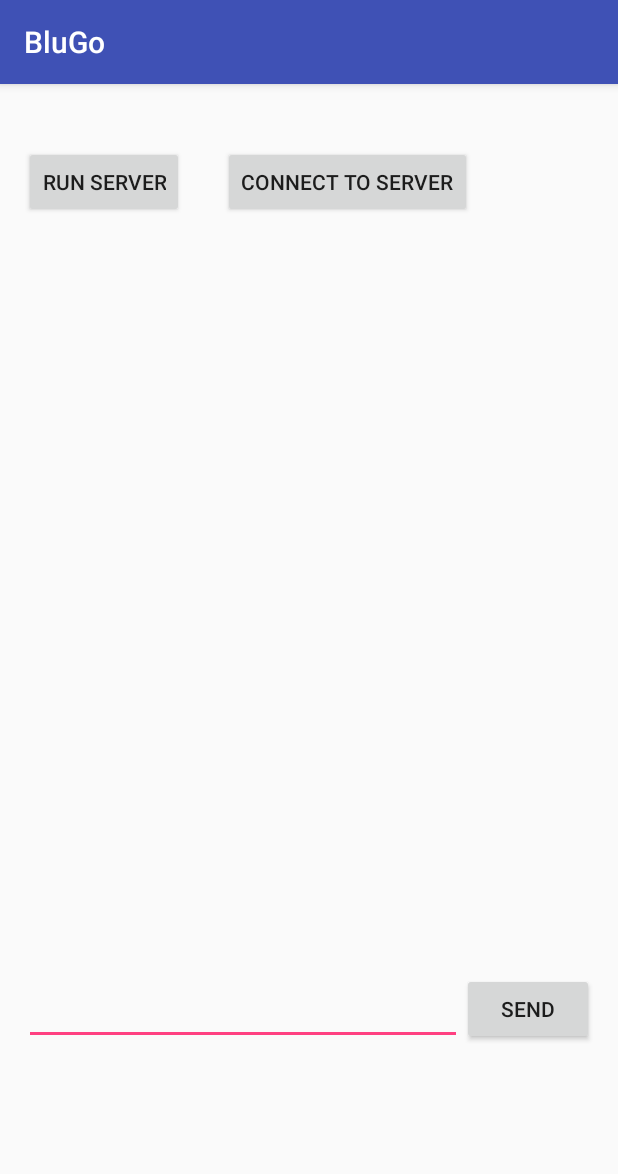
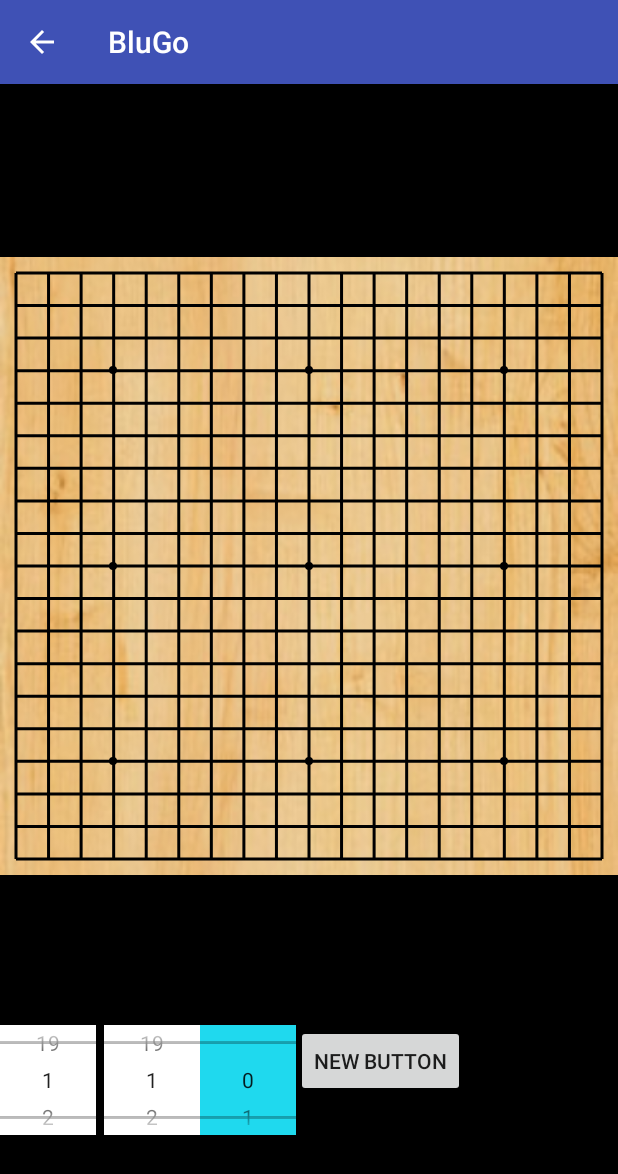
Before and after one commit to chykrkr/BluGo_Android, an Android app: the screen it shows after launch (MainActivity before the commit, GoBoardActivity after it), on a phone screen of 412 x 824 dp. Shown: the top 1174 px of the screen. Run offline under Robolectric (Android 15) with nearby library versions, the phone set to English and light mode, and no system bars.

Commit message:
Implemented basic Go board View.

```diff
--- /dev/null
+++ b/app/src/main/java/com/example/user/blugo/GoBoardActivity.java
@@ -0,0 +1,40 @@
+package com.example.user.blugo;
+
+import android.support.v7.app.AppCompatActivity;
+import android.os.Bundle;
+import android.view.View;
+import android.widget.NumberPicker;
+
+public class GoBoardActivity extends AppCompatActivity {
+    private NumberPicker np1, np2, np_color;
+    private GoBoardView gv;
+    @Override
+    protected void onCreate(Bundle savedInstanceState) {
+
+        super.onCreate(savedInstanceState);
+        setContentView(R.layout.activity_go_board);
+
+        np1 = (NumberPicker) findViewById(R.id.numberPicker);
+        np2 = (NumberPicker) findViewById(R.id.numberPicker2);
+        np_color = (NumberPicker) findViewById(R.id.num_color);
+
+        gv = (GoBoardView) findViewById(R.id.go_board_view);
+
+        np1.setMinValue(1);
+        np2.setMinValue(1);
+        np_color.setMinValue(GoBoardView.EMPTY);
+
+        np1.setMaxValue(gv.getBoardSize());
+        np2.setMaxValue(gv.getBoardSize());
+        np_color.setMaxValue(GoBoardView.WHITE_STONE);
+
+        gv.setFocusable(true);
+    }
+
+    public void aaaa(View view)
+    {
+        gv.setCurrent_turn(np_color.getValue());
+
+        gv.invalidate();
+    }
+}
--- /dev/null
+++ b/app/src/main/java/com/example/user/blugo/GoBoardView.java
@@ -0,0 +1,478 @@
+package com.example.user.blugo;
+
+import android.content.Context;
+import android.content.res.Resources;
+import android.content.res.TypedArray;
+import android.graphics.Canvas;
+import android.graphics.Color;
+import android.graphics.Paint;
+import android.graphics.Path;
+import android.graphics.Point;
+import android.graphics.drawable.Drawable;
+import android.graphics.drawable.ShapeDrawable;
+import android.graphics.drawable.shapes.OvalShape;
+import android.graphics.drawable.shapes.PathShape;
+import android.text.TextPaint;
+import android.util.AttributeSet;
+import android.util.Log;
+import android.view.MotionEvent;
+import android.view.View;
+
+import java.util.ArrayList;
+
+/**
+ * TODO: document your custom view class.
+ */
+public class GoBoardView extends View  {
+    private String mExampleString; // TODO: use a default from R.string...
+    private int mExampleColor = Color.RED; // TODO: use a default from R.color...
+    private float mExampleDimension = 0; // TODO: use a default from R.dimen...
+    private Drawable mExampleDrawable;
+
+    private TextPaint mTextPaint;
+    private float mTextWidth;
+    private float mTextHeight;
+
+    private int mBoardSize = 19;
+
+    public final static int EMPTY = 0;
+    public final static int BLACK_STONE = 1;
+    public final static int WHITE_STONE = 2;
+    private final static int OPAQUE_ALPHA = 255;
+    private final static int GHOST_ALPHA = 50;
+
+    private ArrayList<BoardPos> stone_pos = new ArrayList<BoardPos>();
+
+    private int current_turn = BLACK_STONE;
+    private Point ghost_pos = new Point(-1, -1);
+
+    private int board_canvas_x = -1, board_canvas_y = -1;
+    private int board_canvas_w = -1, board_canvas_h = -1;
+    private float board_square_size = -1;
+
+    private class BoardPos {
+        public int x, y;
+        public int state = EMPTY;
+
+        public BoardPos(Point pos, int state) {
+            x = pos.x;
+            y = pos.y;
+            this.state = state;
+        }
+
+        public BoardPos(int x, int y, int state) {
+            this.x = x;
+            this.y = y;
+            this.state = state;
+        }
+
+        @Override
+        public boolean equals(Object o) {
+            BoardPos p = (BoardPos) o;
+            if (p.x == x && p.y == y)
+                return true;
+
+            return false;
+        }
+    }
+
+    public GoBoardView(Context context) {
+        super(context);
+        init(null, 0);
+    }
+
+    public GoBoardView(Context context, AttributeSet attrs) {
+        super(context, attrs);
+        init(attrs, 0);
+    }
+
+    public GoBoardView(Context context, AttributeSet attrs, int defStyle) {
+        super(context, attrs, defStyle);
+        init(attrs, defStyle);
+    }
+
+    private Point getGhost_pos(float x, float y)
+    {
+        Point p = new Point(-1, -1);
+        int i,j;
+        int found_x = -1, found_y = -1;
+        float pos_x, pos_y;
+        float tol = board_square_size * 0.9f;
+
+
+        if (x < board_canvas_x || x > (board_canvas_x + board_canvas_w))
+            return p;
+
+        if (y < board_canvas_y || y > (board_canvas_y + board_canvas_h))
+            return p;
+
+        for (i = 0 ; i < mBoardSize ; i++) {
+            pos_x = board_canvas_x + board_square_size/2.0f + i * (board_canvas_w -  board_square_size)/(mBoardSize - 1);
+
+            if ( x > pos_x - tol && x <= pos_x + tol) {
+                found_x = i;
+                break;
+            }
+        }
+
+        if (found_x == -1)
+            return p;
+
+        for (j = 0 ; j < mBoardSize ; j++) {
+            pos_y = board_canvas_y + board_square_size/2.0f + j * (board_canvas_h -  board_square_size)/(mBoardSize - 1);
+
+            if (y > pos_y - tol && y <= pos_y + tol) {
+                found_y = j;
+                break;
+            }
+        }
+
+        if (found_y == -1)
+            return p;
+
+        p.x = found_x;
+        p.y = found_y;
+
+        return p;
+    }
+
+    @Override
+    public boolean onTouchEvent(MotionEvent event) {
+        Point p;
+
+        Log.d("TOUCHEVT", event.toString());
+
+        switch (event.getAction())
+        {
+            case MotionEvent.ACTION_DOWN:
+                p = getGhost_pos(event.getX(), event.getY());
+
+                if (!ghost_pos.equals(p)) {
+                    ghost_pos.x = p.x;
+                    ghost_pos.y = p.y;
+                } else {
+                    /* Cancel putting stone if current position isn't empty.*/
+                    if (stone_pos.contains(new BoardPos(ghost_pos, EMPTY)))
+                        break;
+                    this.putStoneAt(p.x, p.y, current_turn);
+                }
+
+                this.invalidate();
+                break;
+
+            case MotionEvent.ACTION_MOVE:
+                p = getGhost_pos(event.getX(), event.getY());
+
+                if (!ghost_pos.equals(p)) {
+                    ghost_pos.x = p.x;
+                    ghost_pos.y = p.y;
+                    this.invalidate();
+                }
+                break;
+        }
+        return true;
+        //return super.onTouchEvent(event);
+    }
+
+    private void init(AttributeSet attrs, int defStyle) {
+        // Load attributes
+        final TypedArray a = getContext().obtainStyledAttributes(
+            attrs, R.styleable.GoBoardView, defStyle, 0);
+
+        mExampleString = a.getString(
+            R.styleable.GoBoardView_exampleString);
+        mExampleColor = a.getColor(
+            R.styleable.GoBoardView_exampleColor,
+            mExampleColor);
+        // Use getDimensionPixelSize or getDimensionPixelOffset when dealing with
+        // values that should fall on pixel boundaries.
+        mExampleDimension = a.getDimension(
+            R.styleable.GoBoardView_exampleDimension,
+            mExampleDimension);
+
+        if (a.hasValue(R.styleable.GoBoardView_exampleDrawable)) {
+            mExampleDrawable = a.getDrawable(
+                R.styleable.GoBoardView_exampleDrawable);
+            mExampleDrawable.setCallback(this);
+        }
+
+        a.recycle();
+
+        // Set up a default TextPaint object
+        mTextPaint = new TextPaint();
+        mTextPaint.setFlags(Paint.ANTI_ALIAS_FLAG);
+        mTextPaint.setTextAlign(Paint.Align.LEFT);
+
+        // Update TextPaint and text measurements from attributes
+        invalidateTextPaintAndMeasurements();
+    }
+
+    private void invalidateTextPaintAndMeasurements() {
+        mTextPaint.setTextSize(mExampleDimension);
+        mTextPaint.setColor(mExampleColor);
+        mTextWidth = mTextPaint.measureText(mExampleString);
+
+        Paint.FontMetrics fontMetrics = mTextPaint.getFontMetrics();
+        mTextHeight = fontMetrics.bottom;
+    }
+
+    @Override
+    protected void onDraw(Canvas canvas) {
+        ShapeDrawable boardline, flower_point;
+        Path path;
+        super.onDraw(canvas);
+
+        // TODO: consider storing these as member variables to reduce
+        // allocations per draw cycle.
+        int paddingLeft = getPaddingLeft();
+        int paddingTop = getPaddingTop();
+        int paddingRight = getPaddingRight();
+        int paddingBottom = getPaddingBottom();
+
+        int contentWidth = getWidth() - paddingLeft - paddingRight;
+        int contentHeight = getHeight() - paddingTop - paddingBottom;
+
+        int i, j;
+        float tmpx, tmpy, tmpw, tmph;
+        float tmp;
+
+        Paint paint;
+
+        Log.d("DIM", getWidth() + "x" + getHeight());
+
+        // Draw the text.
+        canvas.drawText(mExampleString,
+            paddingLeft + (contentWidth - mTextWidth) / 2,
+            paddingTop + (contentHeight + mTextHeight) / 2,
+            mTextPaint);
+
+        if (contentWidth > contentHeight) {
+            board_canvas_h = board_canvas_w = contentHeight;
+            board_canvas_x = paddingLeft + (contentWidth - contentHeight) / 2;
+            board_canvas_y = paddingTop;
+        } else {
+            board_canvas_h = board_canvas_w = contentWidth;
+            board_canvas_x = paddingLeft;
+            board_canvas_y = paddingTop + (contentHeight -contentWidth) / 2;
+        }
+
+        // Draw the example drawable on top of the text.
+        if (mExampleDrawable != null) {
+            mExampleDrawable.setBounds(board_canvas_x, board_canvas_y, board_canvas_x + board_canvas_w, board_canvas_y + board_canvas_h);
+            mExampleDrawable.draw(canvas);
+        }
+
+        board_square_size = board_canvas_w / mBoardSize;
+        path = new Path();
+
+        for (i = 0 ; i < mBoardSize; i++) {
+            tmp = board_square_size/2.0f + i * (board_canvas_w -  board_square_size)/(mBoardSize - 1);
+            path.moveTo(tmp, board_square_size/2.0f);
+            path.lineTo(tmp, board_canvas_h - board_square_size/2);
+        }
+
+        for (i = 0 ; i < mBoardSize; i++) {
+            tmp = board_square_size/2.0f + i * (board_canvas_w -  board_square_size)/(mBoardSize - 1);
+            path.moveTo(board_square_size/2.0f, tmp);
+            path.lineTo(board_canvas_w - board_square_size/2, tmp);
+        }
+
+        /* draw GoBoard lines */
+        boardline = new ShapeDrawable(new PathShape(path, board_canvas_w, board_canvas_h));
+        boardline.getPaint().setColor(0xff000000);
+        boardline.getPaint().setStrokeWidth(3);
+        boardline.getPaint().setStyle(Paint.Style.STROKE);
+        boardline.setBounds(board_canvas_x, board_canvas_y, board_canvas_x + board_canvas_w, board_canvas_y + board_canvas_h);
+        boardline.draw(canvas);
+
+        /* draw flower point */
+        if (mBoardSize >= 19) {
+
+            flower_point = new ShapeDrawable(new OvalShape());
+            flower_point.getPaint().setColor(0xff000000);
+
+
+            int [] flower_pos = new int[] {
+                3, 3, 9, 3, 15, 3,
+                3, 9, 9, 9, 15, 9,
+                3, 15, 9, 15, 15, 15
+            };
+
+            for (i = 0 ; i < flower_pos.length - 1;) {
+                draw_flower(canvas, flower_point, board_canvas_x, board_canvas_y,
+                    flower_pos[i], flower_pos[i + 1], board_canvas_w, board_canvas_h, (int) board_square_size);
+                i += 2;
+            }
+        }
+
+        for ( i = 0 ; i < stone_pos.size() ; i++) {
+            BoardPos p = stone_pos.get(i);
+
+            draw_stone(canvas, p.state, board_canvas_x, board_canvas_y, p.x, p.y, board_canvas_w, board_canvas_h, (int) board_square_size, OPAQUE_ALPHA);
+        }
+
+        boolean draw_ghost;
+
+        draw_ghost = current_turn == BLACK_STONE || current_turn == WHITE_STONE;
+        draw_ghost = draw_ghost && (ghost_pos.x >= 0 && ghost_pos.y < mBoardSize);
+        draw_ghost = draw_ghost && (ghost_pos.y >= 0 && ghost_pos.y < mBoardSize);
+        draw_ghost = draw_ghost && !stone_pos.contains(new BoardPos(ghost_pos.x, ghost_pos.y, EMPTY));
+
+        /* draw ghost */
+        if (draw_ghost) {
+            draw_stone(canvas, current_turn, board_canvas_x, board_canvas_y, ghost_pos.x, ghost_pos.y, board_canvas_w, board_canvas_h, (int) board_square_size, GHOST_ALPHA);
+        }
+        /*
+        draw_stone(canvas, 0, x, y, 2, 2, width, height, (int) square);
+        draw_stone(canvas, 1, x, y, 3, 2, width, height, (int) square);
+        draw_stone(canvas, 0, x, y, 4, 2, width, height, (int) square);
+        draw_stone(canvas, 0, x, y, 3, 1, width, height, (int) square);
+        draw_stone(canvas, 0, x, y, 3, 3, width, height, (int) square);
+        */
+    }
+
+    private void draw_stone(Canvas canvas, int stone_color, int x, int y, int i, int j,
+                             int width, int height, int square, int alpha)
+    {
+        int tmpx, tmpy, tmpw, tmph;
+        Resources res = getContext().getResources();
+        Drawable image;
+
+        if (stone_color == BLACK_STONE)
+            image = res.getDrawable(R.drawable.go_b_no_bg);
+        else
+            image = res.getDrawable(R.drawable.go_w_no_bg);
+
+        tmph = tmpw = (square - square / 11) / 2;
+
+        tmpx = x + square/2 + i * (width -  square)/(mBoardSize - 1);
+        tmpy = y + square/2 + j * (height -  square)/(mBoardSize - 1);
+
+        image.setBounds(tmpx - tmpw, tmpy - tmph, tmpx + tmpw, tmpy + tmph);
+        image.setAlpha(alpha);
+        image.draw(canvas);
+    }
+
+    private void draw_flower(Canvas canvas, ShapeDrawable s, int x, int y, int i, int j,
+                             int width, int height, int square)
+    {
+        int tmpx, tmpy, tmpw, tmph;
+
+        tmph = tmpw = square/7;
+
+        tmpx = x + square/2 + i * (width -  square)/(mBoardSize - 1);
+        tmpy = y + square/2 + j * (height -  square)/(mBoardSize - 1);
+        s.setBounds(tmpx - tmpw, tmpy - tmph, tmpx + tmpw, tmpy + tmph);
+        s.draw(canvas);
+    }
+
+    /**
+     * Gets the example string attribute value.
+     *
+     * @return The example string attribute value.
+     */
+    public String getExampleString() {
+        return mExampleString;
+    }
+
+    /**
+     * Sets the view's example string attribute value. In the example view, this string
+     * is the text to draw.
+     *
+     * @param exampleString The example string attribute value to use.
+     */
+    public void setExampleString(String exampleString) {
+        mExampleString = exampleString;
+        invalidateTextPaintAndMeasurements();
+    }
+
+    /**
+     * Gets the example color attribute value.
+     *
+     * @return The example color attribute value.
+     */
+    public int getExampleColor() {
+        return mExampleColor;
+    }
+
+    /**
+     * Sets the view's example color attribute value. In the example view, this color
+     * is the font color.
+     *
+     * @param exampleColor The example color attribute value to use.
+     */
+    public void setExampleColor(int exampleColor) {
+        mExampleColor = exampleColor;
+        invalidateTextPaintAndMeasurements();
+    }
+
+    public int getBoardSize() {
+        return mBoardSize;
+    }
+
+    public void setBoardSize(int boardSize) {
+        mBoardSize = boardSize;
+    }
+
+    /**
+     * Gets the example dimension attribute value.
+     *
+     * @return The example dimension attribute value.
+     */
+    public float getExampleDimension() {
+        return mExampleDimension;
+    }
+
+    /**
+     * Sets the view's example dimension attribute value. In the example view, this dimension
+     * is the font size.
+     *
+     * @param exampleDimension The example dimension attribute value to use.
+     */
+    public void setExampleDimension(float exampleDimension) {
+        mExampleDimension = exampleDimension;
+        invalidateTextPaintAndMeasurements();
+    }
+
+    /**
+     * Gets the example drawable attribute value.
+     *
+     * @return The example drawable attribute value.
+     */
+    public Drawable getExampleDrawable() {
+        return mExampleDrawable;
+    }
+
+    /**
+     * Sets the view's example drawable attribute value. In the example view, this drawable is
+     * drawn above the text.
+     *
+     * @param exampleDrawable The example drawable attribute value to use.
+     */
+    public void setExampleDrawable(Drawable exampleDrawable) {
+        mExampleDrawable = exampleDrawable;
+    }
+
+    public void putStoneAt(int x, int y, int state)
+    {
+        BoardPos pos = new BoardPos(x, y, state);
+
+        if (stone_pos.contains(pos)) {
+            stone_pos.remove(pos);
+        }
+
+        if (state != GoBoardView.EMPTY) {
+            stone_pos.add(pos);
+        }
+    }
+
+    public void setCurrent_turn(int turn)
+    {
+        current_turn = turn;
+    }
+
+    public int getCurrent_turn()
+    {
+        return current_turn;
+    }
+}
--- a/app/src/main/java/com/example/user/blugo/MainActivity.java
+++ b/app/src/main/java/com/example/user/blugo/MainActivity.java
@@ -437,4 +437,10 @@ public class MainActivity extends AppCompatActivity implements Handler.Callback
 	    return this.device;
 	}
     }
+
+    public void test_button(View view)
+    {
+	Intent intent = new Intent(this, GoBoardActivity.class);
+	startActivity(intent);
+    }
 }
--- /dev/null
+++ b/app/src/main/res/layout/activity_go_board.xml
@@ -0,0 +1,63 @@
+<?xml version="1.0" encoding="utf-8"?>
+<LinearLayout
+    xmlns:android="http://schemas.android.com/apk/res/android"
+    xmlns:tools="http://schemas.android.com/tools"
+    xmlns:app="http://schemas.android.com/apk/res-auto"
+    android:orientation="vertical"
+    android:layout_width="match_parent"
+    android:layout_height="match_parent"
+    android:paddingBottom="@dimen/activity_vertical_margin"
+    android:paddingLeft="0dp"
+    android:paddingRight="0dp"
+    android:paddingTop="@dimen/activity_vertical_margin"
+    tools:context="com.example.user.blugo.GoBoardActivity"
+    android:background="#000000"
+    android:weightSum="1">
+
+    <com.example.user.blugo.GoBoardView
+        android:layout_width="match_parent"
+        android:layout_height="270dp"
+        android:id="@+id/go_board_view"
+        app:exampleDrawable="@drawable/board"
+        app:exampleString="Hello, GoBoardView"
+        android:layout_weight="0.87"/>
+
+    <LinearLayout
+        android:orientation="horizontal"
+        android:layout_width="match_parent"
+        android:layout_height="73dp"
+        >
+
+        <NumberPicker
+            android:layout_width="wrap_content"
+            android:layout_height="wrap_content"
+            android:id="@+id/numberPicker"
+            android:background="#ffffff"/>
+
+        <Space
+            android:layout_width="5dp"
+            android:layout_height="match_parent"
+            />
+
+        <NumberPicker
+            android:layout_width="wrap_content"
+            android:layout_height="wrap_content"
+            android:id="@+id/numberPicker2"
+            android:background="#ffffff"/>
+
+        <NumberPicker
+            android:layout_width="wrap_content"
+            android:layout_height="wrap_content"
+            android:id="@+id/num_color"
+            android:background="#1fd9ee"/>
+
+        <Button
+            android:layout_width="wrap_content"
+            android:layout_height="wrap_content"
+            android:text="New Button"
+            android:id="@+id/button3"
+            android:onClick="aaaa"/>
+
+    </LinearLayout>
+
+</LinearLayout>
--- a/app/src/main/res/layout/activity_main.xml
+++ b/app/src/main/res/layout/activity_main.xml
@@ -16,23 +16,19 @@
         android:text="Connect to server"
         android:id="@+id/button2"
         android:onClick="listBluetoothDevice"
-        android:layout_marginLeft="26dp"
-        android:layout_marginStart="26dp"
-        android:layout_alignTop="@+id/button"
+        android:layout_alignParentTop="true"
         android:layout_toRightOf="@+id/button"
-        android:layout_toEndOf="@+id/button"
-        />
+        android:layout_toEndOf="@+id/button"/>
 
     <Button
         android:layout_width="wrap_content"
         android:layout_height="wrap_content"
         android:text="Run server"
         android:id="@+id/button"
-        android:layout_marginTop="25dp"
         android:onClick="runServer"
+        android:layout_alignParentTop="true"
         android:layout_alignParentLeft="true"
-        android:layout_alignParentStart="true"
-        />
+        android:layout_alignParentStart="true"/>
 
     <Button
         android:layout_width="wrap_content"
@@ -48,7 +44,6 @@
         android:layout_width="wrap_content"
         android:layout_height="wrap_content"
         android:id="@+id/text_send"
-        android:layout_marginBottom="111dp"
         android:layout_alignParentBottom="true"
         android:layout_alignParentLeft="true"
         android:layout_alignParentStart="true"
@@ -62,15 +57,14 @@
         android:layout_below="@+id/button2"
         android:layout_above="@+id/text_send"/>
 
-    <ScrollView
+    <Button
         android:layout_width="wrap_content"
         android:layout_height="wrap_content"
-        android:id="@+id/scrollView"
-        android:layout_below="@+id/button_send"
-        android:layout_alignParentLeft="true"
-        android:layout_alignParentStart="true"
-        android:layout_alignParentBottom="true"
-        android:layout_alignRight="@+id/button_send"
-        android:layout_alignEnd="@+id/button_send"/>
+        android:text="test"
+        android:id="@+id/button_test"
+        android:layout_alignParentTop="true"
+        android:layout_toRightOf="@+id/button2"
+        android:layout_toEndOf="@+id/button2"
+	android:onClick="test_button"/>
 
 </RelativeLayout>
```
Also changed, not shown: app/src/main/AndroidManifest.xml (+19 -3 lines), app/src/main/res/layout/sample_go_board_view.xml (added, +19 -0 lines), app/src/main/res/values/attrs_go_board_view.xml (added, +8 -0 lines), app/src/main/res/drawable/board.jpg (added), app/src/main/res/drawable/go_b_no_bg.png (added), app/src/main/res/drawable/go_w_no_bg.png (added).
